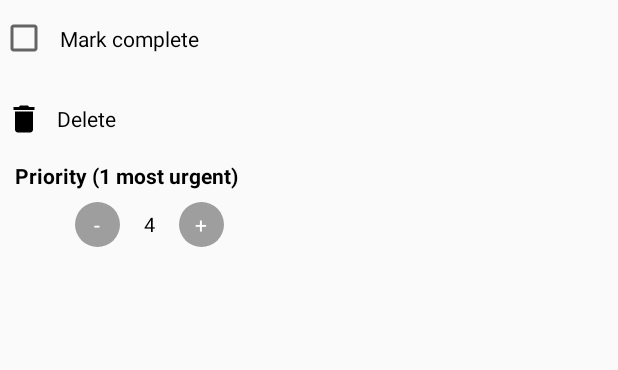
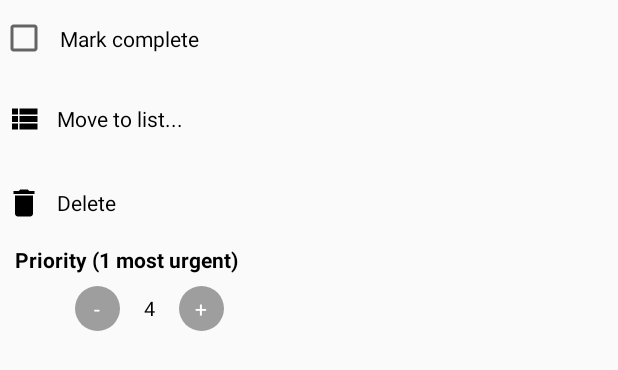
Before and after one commit to pkpio/CollabTodo, an Android app: the layout dialog_entry_menu.xml on its own in the app's theme, with its tools: preview values and no code run, on a phone screen of 412 x 824 dp. Shown: the top 370 px of the screen. Run offline under Robolectric (Android 15) with nearby library versions, the phone set to English and light mode, and no system bars; plain views replace CheckBox, TextView.

Commit message:
Made the icon for moving an entry visible

```diff
--- a/app/src/main/res/layout/dialog_entry_menu.xml
+++ b/app/src/main/res/layout/dialog_entry_menu.xml
@@ -35,8 +35,7 @@
         android:paddingRight="16dp"
         android:paddingTop="16dp"
         android:text="@string/entry_action_move"
-        android:textColor="@color/md_black_1000"
-        android:visibility="gone" />
+        android:textColor="@color/md_black_1000" />
 
     <!-- Delete item -->
     <com.rey.material.widget.TextView
--- a/app/src/main/res/values/strings.xml
+++ b/app/src/main/res/values/strings.xml
@@ -30,7 +30,7 @@
     <string name="entry_action_done">Mark complete</string>
     <string name="entry_action_undone">Mark incomplete</string>
     <string name="entry_action_delete">Delete</string>
-    <string name="entry_action_move">Move to list</string>
+    <string name="entry_action_move">Move to list...</string>
     <string name="entry_action_prio">Priority (1 most urgent)</string>
     <string name="entry_action_prio_incr">+</string>
     <string name="entry_action_prio_decr">-</string>
```
